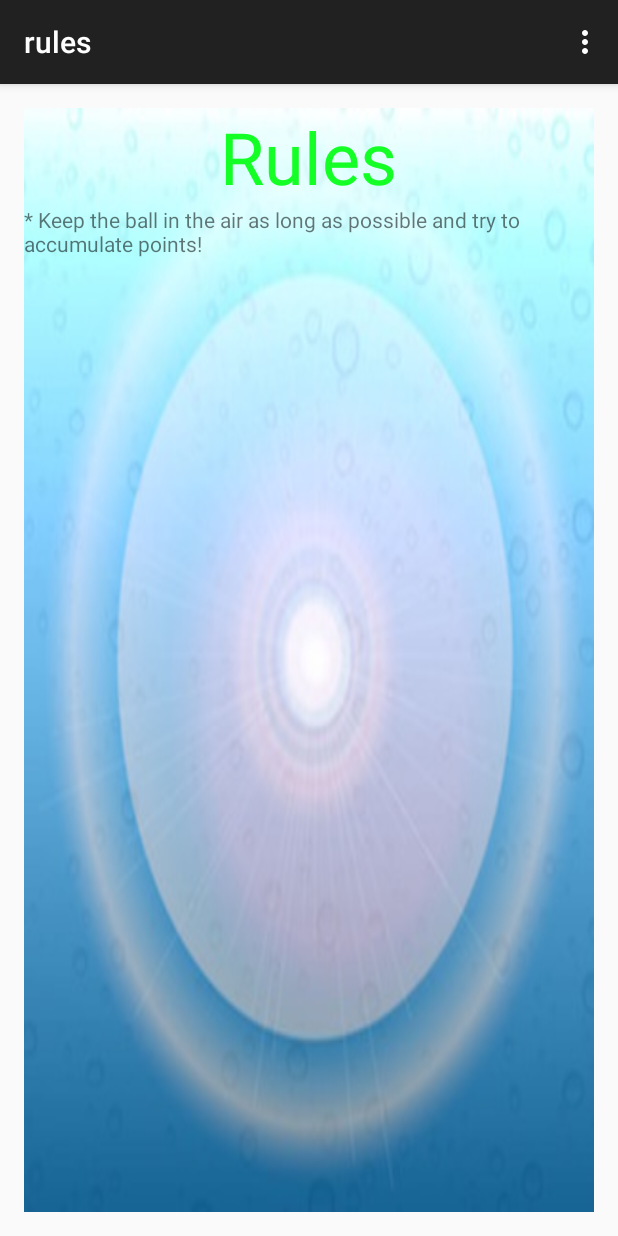
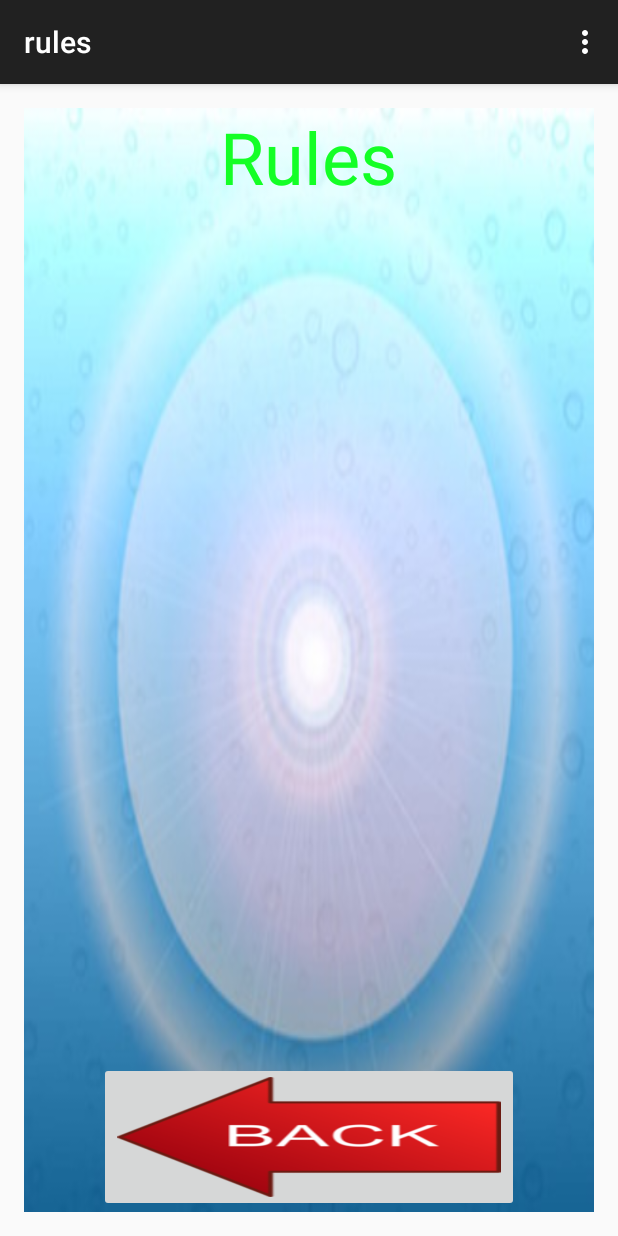
Before and after one commit to Darthpwner/Keepy-Uppy-Android, an Android app: the rules screen opened directly, with no data from a screen before it, on a phone screen of 412 x 824 dp. Run offline under Robolectric (Android 15) with nearby library versions, the phone set to English and light mode, and no system bars.

Commit message:
Added basic back arrow

```diff
--- a/app/src/main/java/matthewallenlinsoftware/keepy_uppy/rules.java
+++ b/app/src/main/java/matthewallenlinsoftware/keepy_uppy/rules.java
@@ -1,9 +1,11 @@
 package matthewallenlinsoftware.keepy_uppy;
 
+import android.content.Intent;
 import android.support.v7.app.ActionBarActivity;
 import android.os.Bundle;
 import android.view.Menu;
 import android.view.MenuItem;
+import android.view.View;
 
 
 public class rules extends ActionBarActivity {
@@ -35,4 +37,12 @@ public class rules extends ActionBarActivity {
 
         return super.onOptionsItemSelected(item);
     }
+
+    public void onClickBackArrow(View view) {
+        //Starting a new Intent
+        Intent nextScreen = new Intent(getApplicationContext(), MainActivity.class);
+
+        //Sending data to another Activity
+        startActivity(nextScreen);
+    }
 }
--- a/app/src/main/res/layout/activity_rules.xml
+++ b/app/src/main/res/layout/activity_rules.xml
@@ -9,7 +9,7 @@
     <ImageView
         android:layout_width="fill_parent"
         android:layout_height="fill_parent"
-        android:id="@+id/rulesImageView"
+        android:id="@+id/rules_background"
         android:layout_alignParentLeft="true"
         android:layout_alignParentStart="true"
         android:src="@drawable/rules"
@@ -22,19 +22,22 @@
         android:layout_width="wrap_content"
         android:layout_height="wrap_content"
         android:text="Rules"
-        android:id="@+id/rulesTextView"
-        android:layout_alignTop="@+id/rulesImageView"
+        android:id="@+id/rules"
+        android:layout_alignTop="@+id/rules_background"
         android:layout_centerHorizontal="true"
         android:textSize="48dp"
         android:textColor="#ff14ff26" />
 
-    <TextView
-        android:layout_width="wrap_content"
-        android:layout_height="wrap_content"
-        android:text="* Keep the ball in the air as long as possible and try to accumulate points!"
-        android:id="@+id/textView"
-        android:layout_below="@+id/rulesTextView"
-        android:layout_alignParentLeft="true"
-        android:layout_alignParentStart="true" />
+    <ImageButton
+        android:layout_width="500dp"
+        android:layout_height="100dp"
+        android:id="@+id/imageButton"
+        android:layout_alignBottom="@+id/rules_background"
+        android:src="@drawable/back_arrow"
+        android:scaleType="fitXY"
+        android:layout_marginLeft="50dp"
+        android:layout_marginTop="52dp"
+        android:layout_marginRight="50dp"
+        android:onClick="onClickBackArrow" />
 
 </RelativeLayout>
```
Also changed, not shown: 19 other files.
